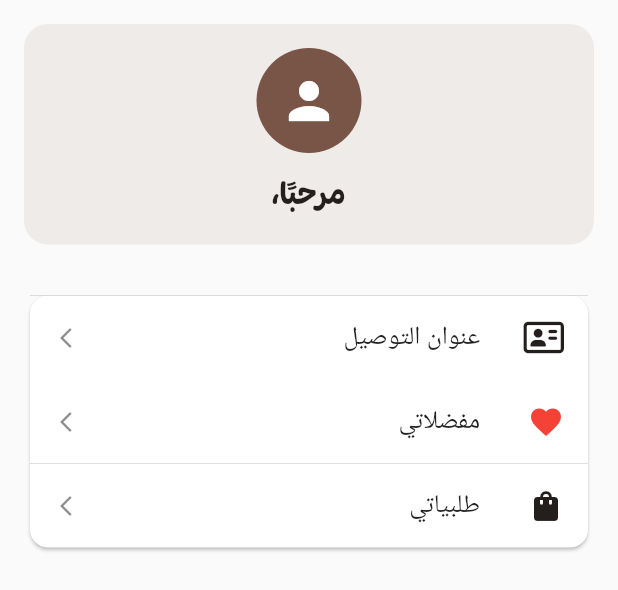
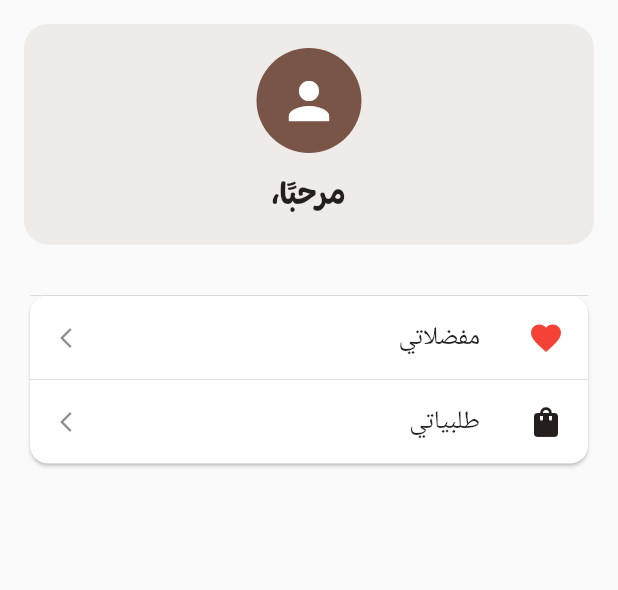
Before and after one commit to MariaGhanem/Cactus_Shop-FlutterProject-web-, a Flutter app: what buildUserProfileView() shows on an empty page, opened directly, on a phone screen of 412 x 824 dp. Shown: the top 590 px of the screen. Run offline on Flutter 3.47's test engine with Material 2 defaults, Android fonts, the light colour scheme and no system bars; our stand-ins replace cloud_firestore, firebase_auth, firebase_core, font_awesome_flutter, google_fonts, image_picker and 2 more; accounts and stored records are empty.

Commit message:
delete address button

```diff
--- a/lib/Widgets/BuildUserProfile.dart
+++ b/lib/Widgets/BuildUserProfile.dart
@@ -1,5 +1,4 @@
 import 'package:flutter/material.dart';
-import 'package:font_awesome_flutter/font_awesome_flutter.dart';
 import '../constants.dart';
 import '../services/FetchUserData.dart';
 import '../screens/FavoritesPage.dart';
@@ -62,13 +61,6 @@ Widget buildUserProfileView() {
                     children: [
                       const Divider(height: 0),
                       ListTile(
-                        leading: const FaIcon(FontAwesomeIcons.addressCard, color: kBrownColor,),
-                        title: const Text("عنوان التوصيل"),
-                        trailing: const Icon(Icons.arrow_forward_ios, size: 16),
-                        onTap: () {
-                        },
-                      ),
-                      ListTile(
                         leading: const Icon(Icons.favorite, color: Colors.red),
                         title: const Text("مفضلاتي"),
                         trailing: const Icon(Icons.arrow_forward_ios, size: 16),
```
